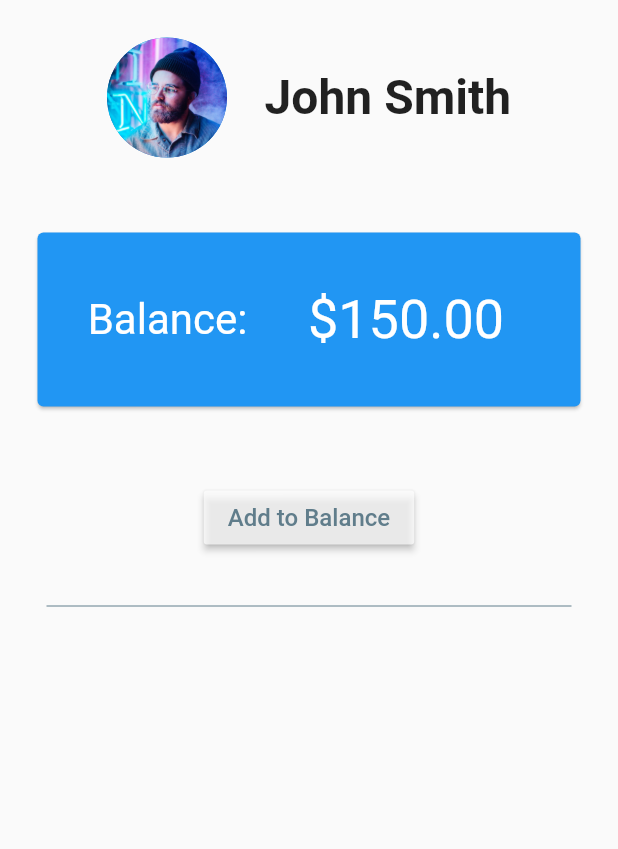
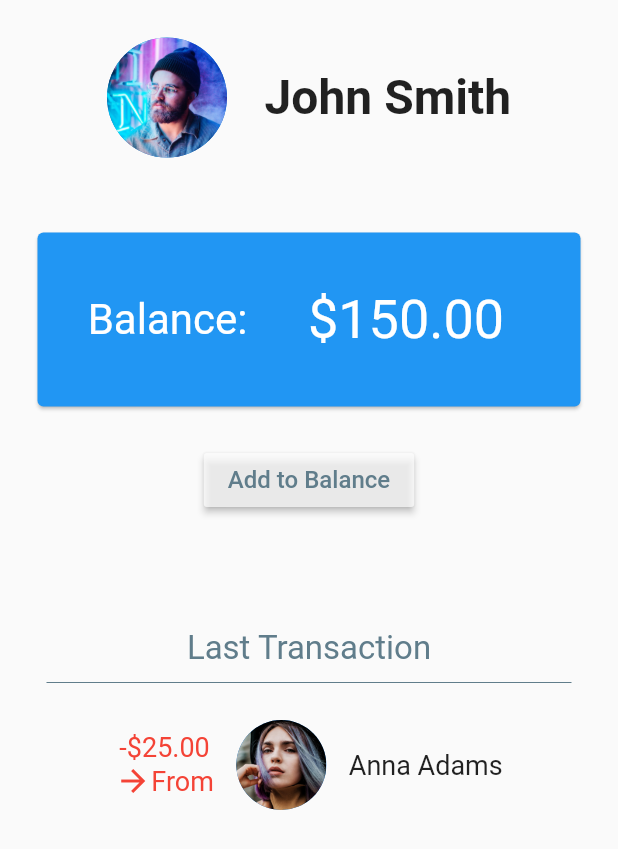
Before and after one commit to SamKomesarook/MoneyChat-Frontend, a Flutter app: the WalletView screen opened directly, on a phone screen of 412 x 824 dp. Shown: the top 849 px of the screen. Run offline on Flutter 3.47's test engine with Material 2 defaults, Android fonts, the phone set to English and light mode, and no system bars; our stand-ins replace date_format; accounts and stored records are empty.

Commit message:
Created transaction.dart Added transaction.dart to wallet.dart Added a font_style.dart for modular use of Text styles Added last transaction to the Wallet View

```diff
--- /dev/null
+++ b/lib/model/transaction.dart
@@ -0,0 +1,32 @@
+import 'contact.dart';
+
+class Transaction {
+  Contact _party;
+  double _amount;
+  bool _receivedPayment;
+
+  Transaction(Contact party, double amount, bool receivedPayment) {
+    _party = party;
+    _amount = amount;
+    _receivedPayment = receivedPayment;
+  }
+
+  // Getter and Setters
+  bool get receivedPayment => _receivedPayment;
+
+  set receivedPayment(bool value) {
+    _receivedPayment = value;
+  }
+
+  double get amount => _amount;
+
+  set amount(double value) {
+    _amount = value;
+  }
+
+  Contact get party => _party;
+
+  set party(Contact value) {
+    _party = value;
+  }
+}
--- a/lib/model/wallet.dart
+++ b/lib/model/wallet.dart
@@ -1,13 +1,23 @@
+import 'package:moneychat/model/transaction.dart';
+
 class Wallet {
   double _balance;
+  Transaction _lastTransaction;
 
   Wallet(double balance) {
     this._balance = balance;
   }
 
+  // Getter and Setters
   double get balance => _balance;
 
   set balance(double value) {
     _balance = value;
   }
+
+  Transaction get lastTransaction => _lastTransaction;
+
+  set lastTransaction(Transaction value) {
+    _lastTransaction = value;
+  }
 }
--- /dev/null
+++ b/lib/style/font_style.dart
@@ -0,0 +1,10 @@
+import 'package:flutter/material.dart';
+
+const TextStyle bodyTextStyle = TextStyle(fontSize: 18);
+const TextStyle subheadingStyle =
+    TextStyle(color: Colors.blueGrey, fontSize: 22);
+const TextStyle headingStyle =
+    TextStyle(fontSize: 32, fontWeight: FontWeight.bold);
+const TextStyle sendingTextStyle = TextStyle(fontSize: 18, color: Colors.red);
+const TextStyle receivingTextStyle =
+    TextStyle(fontSize: 18, color: Colors.green);
--- a/lib/view/contacts_view.dart
+++ b/lib/view/contacts_view.dart
@@ -29,7 +29,7 @@ class _ContactsState extends State<Contacts> {
         backgroundImage: AssetImage(contact.imagePath),
       ),
       title: Text(
-        contact.firstName + ' ' + contact.lastName,
+        contact.getName(),
       ),
       subtitle: Text(contact.phoneNumber),
       trailing: Icon(Icons.keyboard_arrow_right),
--- a/lib/view/wallet_view.dart
+++ b/lib/view/wallet_view.dart
@@ -1,7 +1,9 @@
 import 'package:flutter/material.dart';
 
 import '../model/session.dart';
+import '../model/transaction.dart';
 import '../model/user.dart';
+import '../style/font_style.dart';
 import 'add_to_balance.dart';
 
 class WalletView extends StatefulWidget {
@@ -23,22 +25,74 @@ class _WalletViewState extends State<WalletView> {
         SizedBox(
           width: 25.0,
         ),
-        Text(
-          _user.firstName + ' ' + _user.lastName,
-          style: TextStyle(
-            fontSize: 32.0,
-            fontWeight: FontWeight.bold,
-          ),
+        Text(_user.firstName + ' ' + _user.lastName, style: headingStyle),
+      ],
+    );
+  }
+
+  Widget buildTransaction(Transaction lastTransaction) {
+    return Column(
+      children: <Widget>[
+        Row(
+          mainAxisAlignment: MainAxisAlignment.center,
+          children: <Widget>[
+            buildPaymentInfo(lastTransaction),
+            buildTransactionParty(lastTransaction),
+          ],
         ),
       ],
     );
   }
 
+  Widget buildTransactionParty(Transaction transaction) {
+    return Row(
+      children: [
+        Padding(
+          padding: const EdgeInsets.all(15.0),
+          child: CircleAvatar(
+            radius: 30,
+            backgroundImage: AssetImage(transaction.party.imagePath),
+          ),
+        ),
+        Text(transaction.party.getName(), style: bodyTextStyle),
+      ],
+    );
+  }
+
+  Widget buildPaymentInfo(Transaction transaction) {
+    if (transaction.receivedPayment) {
+      return Column(
+        children: <Widget>[
+          Text('+\$' + transaction.amount.toStringAsFixed(2),
+              style: receivingTextStyle),
+          Row(
+            children: <Widget>[
+              Icon(Icons.arrow_back, color: Colors.green),
+              Text('From', style: receivingTextStyle),
+            ],
+          )
+        ],
+      );
+    } else {
+      return Column(
+        children: <Widget>[
+          Text('-\$' + transaction.amount.toStringAsFixed(2),
+              style: sendingTextStyle),
+          Row(
+            children: <Widget>[
+              Icon(Icons.arrow_forward, color: Colors.red),
+              Text('From', style: sendingTextStyle),
+            ],
+          ),
+        ],
+      );
+    }
+  }
+
   @override
   Widget build(BuildContext context) {
     return Scaffold(
-      body: Center(
-        child: Column(
+      body: Column(
         children: <Widget>[
           Padding(
             padding: const EdgeInsets.all(25.0),
@@ -68,7 +122,7 @@ class _WalletViewState extends State<WalletView> {
             ),
           ),
           Padding(
-              padding: const EdgeInsets.symmetric(vertical: 25.0),
+            padding: const EdgeInsets.fromLTRB(0, 0, 0, 75),
             child: RaisedButton(
               color: Colors.white70,
               child: Text(
@@ -87,19 +141,25 @@ class _WalletViewState extends State<WalletView> {
             ),
           ),
           displayDivider(),
+          buildTransaction(_user.wallet.lastTransaction),
         ],
-        ),
       ),
     );
   }
 
   Widget displayDivider() {
-    return SizedBox(
+    return Column(
+      children: <Widget>[
+        Text('Last Transaction',
+            textAlign: TextAlign.left, style: subheadingStyle),
+        SizedBox(
           height: 20.0,
           width: 350.0,
           child: Divider(
             color: Colors.blueGrey,
           ),
+        ),
+      ],
     );
   }
 }
```
Also changed, not shown: lib/main.dart (+16 -13 lines), lib/view/home_view.dart (+5 -5 lines). Lines whose indentation alone changed are shown as unchanged.
